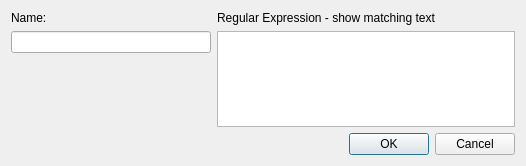
mj8w/fast_serial, file ui/filter_dialog.ui: the form before one commit.
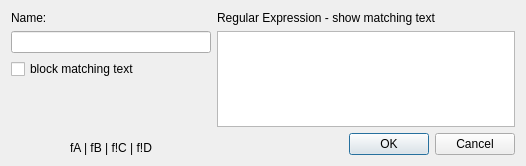
The form after the commit.

Commit message: fix several filter bugs; allow filters to block output

The edit to the form file:
```diff
--- a/ui/filter_dialog.ui
+++ b/ui/filter_dialog.ui
@@ -33,6 +33,13 @@
        </property>
       </widget>
      </item>
+     <item>
+      <widget class="QCheckBox" name="blockCBox">
+       <property name="text">
+        <string>block matching text</string>
+       </property>
+      </widget>
+     </item>
      <item>
       <spacer name="verticalSpacer">
        <property name="orientation">
@@ -46,6 +53,16 @@
        </property>
       </spacer>
      </item>
+     <item>
+      <widget class="QLabel" name="label">
+       <property name="text">
+        <string>fA | fB | f!C | f!D</string>
+       </property>
+       <property name="alignment">
+        <set>Qt::AlignCenter</set>
+       </property>
+      </widget>
+     </item>
     </layout>
    </item>
    <item>
```
The commit also changes 5 other files.
